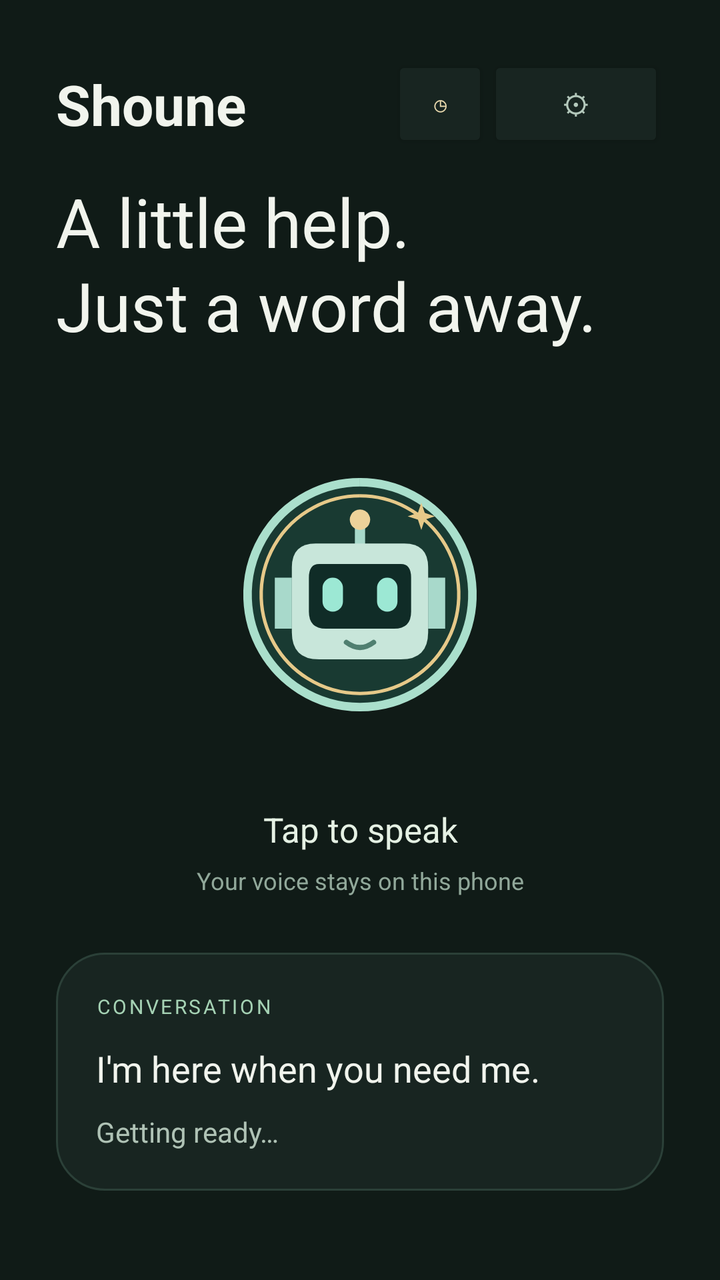
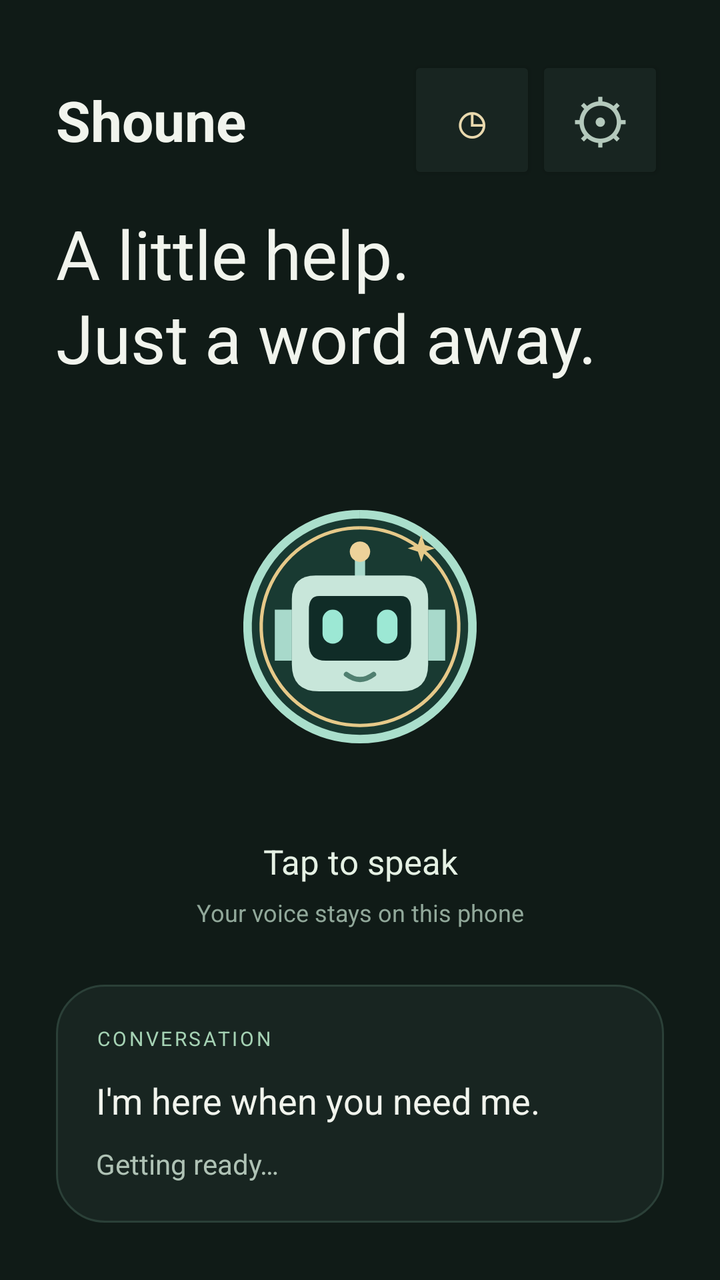

Screens rendered from an Android XML layout before and after an edit, with the pre-edit source and the edit as a unified diff.
<!-- AndroidManifest.xml: application theme android:Theme.Material.Light.NoActionBar -->
<!-- res/layout/activity_main.xml -->
<ScrollView xmlns:android="http://schemas.android.com/apk/res/android" android:layout_width="match_parent" android:layout_height="match_parent" android:background="#101B17" android:fillViewport="true">
 <LinearLayout android:layout_width="match_parent" android:layout_height="wrap_content" android:orientation="vertical" android:padding="28dp">
  <LinearLayout android:layout_width="match_parent" android:layout_height="48dp" android:gravity="center_vertical">
   <TextView android:layout_width="0dp" android:layout_weight="1" android:layout_height="wrap_content" android:text="Shoune" android:textStyle="bold" android:textSize="28sp" android:textColor="#F1F4ED"/>
   <Button android:id="@+id/history" android:layout_width="48dp" android:layout_height="48dp" android:text="◷" android:contentDescription="Command history" android:textColor="#E9D9AE" android:backgroundTint="#182521"/>
   <Button android:id="@+id/settings" android:layout_width="wrap_content" android:layout_height="48dp" android:text="⚙" android:contentDescription="Settings" android:textAllCaps="false" android:textColor="#B4C9BC" android:backgroundTint="#182521"/>
  </LinearLayout>
  <TextView android:layout_width="match_parent" android:layout_height="wrap_content" android:layout_marginTop="12dp" android:text="A little help.\nJust a word away." android:textSize="34sp" android:lineSpacingExtra="2dp" android:textColor="#F1F4ED"/>
  <Button android:id="@+id/microphone" android:layout_width="184dp" android:layout_height="184dp" android:layout_gravity="center_horizontal" android:layout_marginTop="30dp" android:background="@drawable/shoune_bot_animated" android:backgroundTint="@null" android:text="" android:textSize="54sp" android:textColor="#16352B" android:contentDescription="Start voice conversation"/>
  <TextView android:id="@+id/listening_state" android:layout_width="match_parent" android:layout_height="wrap_content" android:layout_marginTop="14dp" android:gravity="center" android:text="Tap to speak" android:textSize="17sp" android:textColor="#E5F1E4"/>
  <TextView android:layout_width="match_parent" android:layout_height="wrap_content" android:layout_marginTop="6dp" android:gravity="center" android:text="Your voice stays on this phone" android:textSize="12sp" android:textColor="#91A89A"/>
  <LinearLayout android:layout_width="match_parent" android:layout_height="wrap_content" android:orientation="vertical" android:layout_marginTop="28dp" android:padding="20dp" android:background="@drawable/panel">
   <TextView android:layout_width="wrap_content" android:layout_height="wrap_content" android:text="CONVERSATION" android:letterSpacing="0.12" android:textSize="10sp" android:textColor="#A5D2B4"/>
   <TextView android:id="@+id/transcript" android:layout_width="match_parent" android:layout_height="wrap_content" android:layout_marginTop="12dp" android:text="I'm here when you need me." android:textSize="18sp" android:textColor="#F1F4ED"/>
   <TextView android:id="@+id/status" android:layout_width="match_parent" android:layout_height="wrap_content" android:layout_marginTop="10dp" android:text="Getting ready…" android:textSize="14sp" android:lineSpacingExtra="3dp" android:textColor="#AFC2B5" android:accessibilityLiveRegion="polite"/>
  </LinearLayout>

 </LinearLayout>
</ScrollView>
<!-- resources referenced by this layout -->
<resources>
  <!-- drawable panel (drawable) -->
  <shape xmlns:android="http://schemas.android.com/apk/res/android"><solid android:color="#182521"/><corners android:radius="24dp"/><stroke android:width="1dp" android:color="#2B4038"/></shape>
  <!-- drawable shoune_bot_animated (drawable) -->
  <animated-vector xmlns:android="http://schemas.android.com/apk/res/android" android:drawable="@drawable/shoune_mark">
      <target android:name="eyes" android:animation="@animator/bot_blink" />
  </animated-vector>
  <!-- drawable shoune_mark (drawable) -->
  <vector xmlns:android="http://schemas.android.com/apk/res/android" android:width="108dp" android:height="108dp" android:viewportWidth="108" android:viewportHeight="108">
      <path android:fillColor="#101B17" android:pathData="M0,0 H108 V108 H0 Z" />
      <path android:fillColor="#193A32" android:strokeColor="#AADFCC" android:strokeWidth="2.5" android:pathData="M54,21 A33,33 0,1 1,53.99 21" />
      <path android:fillColor="#00000000" android:strokeColor="#E6C989" android:strokeWidth="1" android:pathData="M54,25 A29,29 0,1 1,53.99 25" />
      <path android:fillColor="#A8D9CB" android:pathData="M52.5,32 h3 v9 h-3 Z M29,49 h5 v15 h-5 Z M74,49 h5 v15 h-5 Z" />
      <path android:fillColor="#EDD29A" android:pathData="M54,29 A3,3 0,1 1,53.99 29" />
      <path android:fillColor="#C8E6DA" android:pathData="M41,39 H67 Q74,39 74,46 V65 Q74,73 66,73 H42 Q34,73 34,65 V46 Q34,39 41,39 Z" />
      <path android:fillColor="#102C27" android:pathData="M42,45 H66 Q69,45 69,49 V59 Q69,64 64,64 H44 Q39,64 39,59 V49 Q39,45 42,45 Z" />
      <group android:name="eyes" android:pivotX="54" android:pivotY="54">
          <path android:fillColor="#9CE8D4" android:pathData="M46,49 A3,3 0,0 1,49 52 V56 A3,3 0,0 1,43 56 V52 A3,3 0,0 1,46 49 M62,49 A3,3 0,0 1,65 52 V56 A3,3 0,0 1,59 56 V52 A3,3 0,0 1,62 49" />
      </group>
      <path android:fillColor="#00000000" android:strokeColor="#507F70" android:strokeWidth="1.5" android:strokeLineCap="round" android:pathData="M50,68 Q54,71 58,68" />
      <path android:fillColor="#E6C989" android:pathData="M72,27 L73,30 L76,31 L73,32 L72,35 L71,32 L68,31 L71,30 Z" />
  </vector>
</resources>

<!-- the commit's change to res/layout/activity_main.xml (unified diff, before → after) -->
@@ -1,9 +1,9 @@
 <ScrollView xmlns:android="http://schemas.android.com/apk/res/android" android:layout_width="match_parent" android:layout_height="match_parent" android:background="#101B17" android:fillViewport="true">
  <LinearLayout android:layout_width="match_parent" android:layout_height="wrap_content" android:orientation="vertical" android:padding="28dp">
-  <LinearLayout android:layout_width="match_parent" android:layout_height="48dp" android:gravity="center_vertical">
+  <LinearLayout android:layout_width="match_parent" android:layout_height="64dp" android:gravity="center_vertical">
    <TextView android:layout_width="0dp" android:layout_weight="1" android:layout_height="wrap_content" android:text="Shoune" android:textStyle="bold" android:textSize="28sp" android:textColor="#F1F4ED"/>
-   <Button android:id="@+id/history" android:layout_width="48dp" android:layout_height="48dp" android:text="◷" android:contentDescription="Command history" android:textColor="#E9D9AE" android:backgroundTint="#182521"/>
-   <Button android:id="@+id/settings" android:layout_width="wrap_content" android:layout_height="48dp" android:text="⚙" android:contentDescription="Settings" android:textAllCaps="false" android:textColor="#B4C9BC" android:backgroundTint="#182521"/>
+   <Button android:id="@+id/history" android:layout_width="64dp" android:layout_height="64dp" android:textSize="30sp" android:padding="0dp" android:minWidth="0dp" android:text="◷" android:contentDescription="Command history" android:textColor="#E9D9AE" android:backgroundTint="#182521"/>
+   <Button android:id="@+id/settings" android:layout_width="64dp" android:layout_height="64dp" android:textSize="30sp" android:padding="0dp" android:minWidth="0dp" android:text="⚙" android:contentDescription="Settings" android:textAllCaps="false" android:textColor="#B4C9BC" android:backgroundTint="#182521"/>
   </LinearLayout>
   <TextView android:layout_width="match_parent" android:layout_height="wrap_content" android:layout_marginTop="12dp" android:text="A little help.\nJust a word away." android:textSize="34sp" android:lineSpacingExtra="2dp" android:textColor="#F1F4ED"/>
   <Button android:id="@+id/microphone" android:layout_width="184dp" android:layout_height="184dp" android:layout_gravity="center_horizontal" android:layout_marginTop="30dp" android:background="@drawable/shoune_bot_animated" android:backgroundTint="@null" android:text="" android:textSize="54sp" android:textColor="#16352B" android:contentDescription="Start voice conversation"/>
